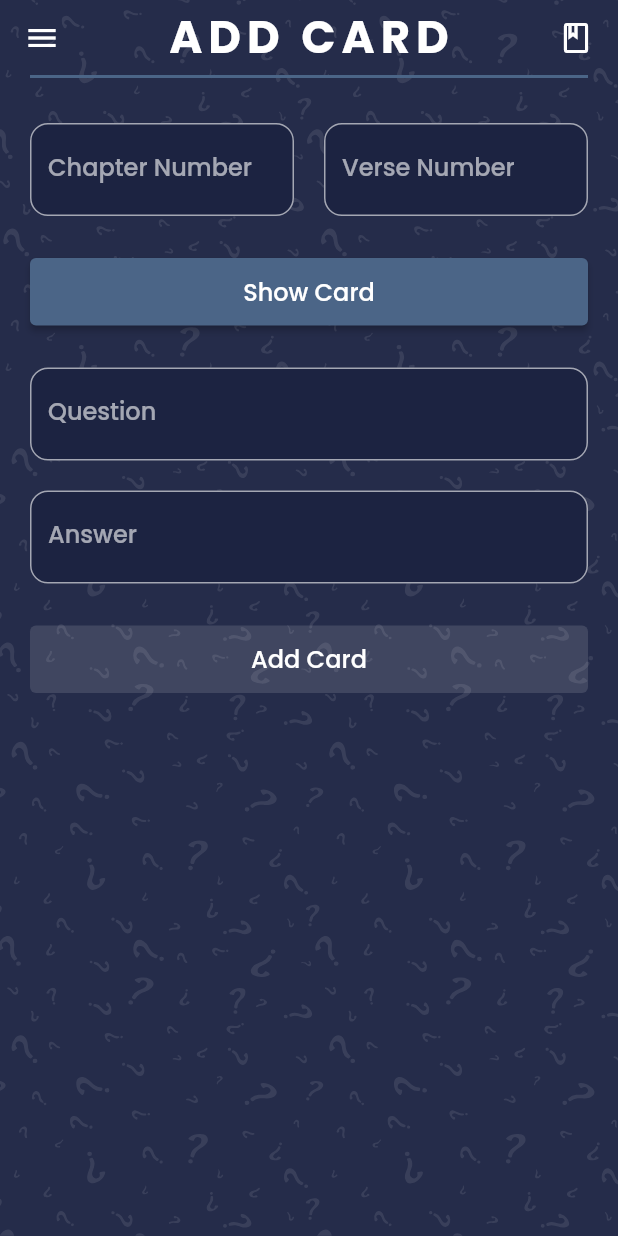
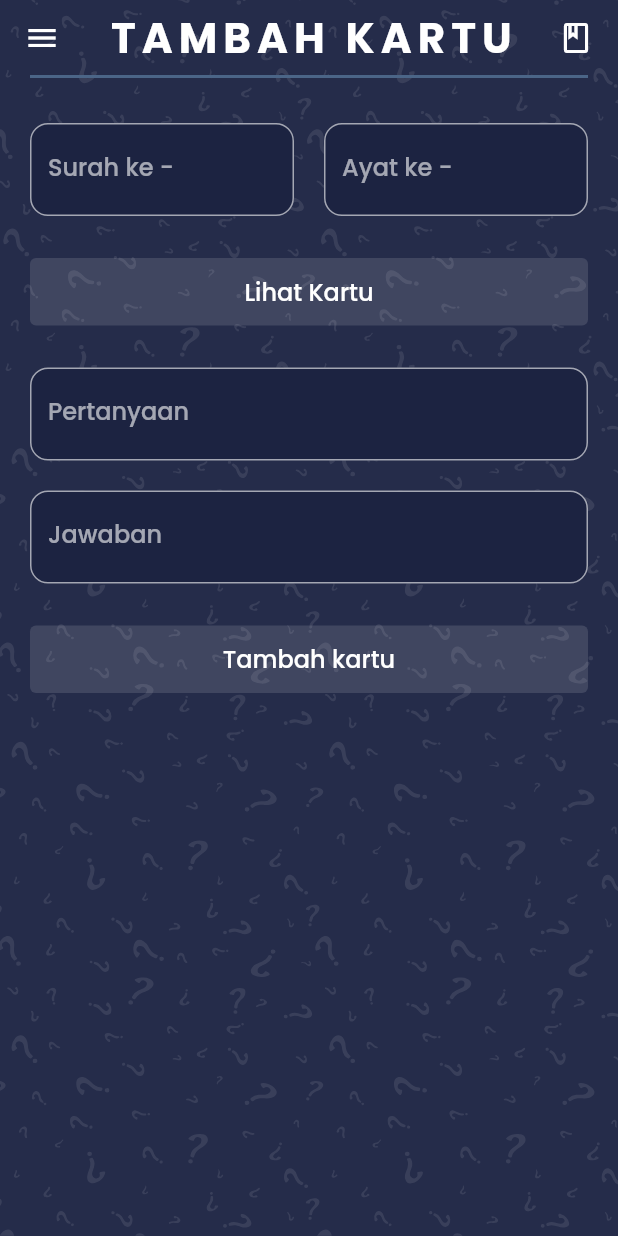
Before and after one commit to MahmudiZukri/flashcard, a Flutter app: the AddFlashcardPage screen opened directly, in the side drawer, after a tap on the "book" icon, on a phone screen of 412 x 824 dp. Run offline on Flutter 3.47's test engine with Material 2 defaults, Android fonts, the phone set to English and light mode, and no system bars; our stand-ins replace bloc, cloud_firestore, easy_localization, email_validator, equatable, firebase_auth and 5 more; accounts and stored records are empty; statements that could not run were skipped.

Commit message:
make the apps into multi languages

```diff
--- a/lib/bloc/page_bloc.dart
+++ b/lib/bloc/page_bloc.dart
@@ -6,7 +6,7 @@ part 'page_state.dart';
 
 class PageBloc extends Bloc<PageEvent, PageState> {
   PageBloc() : super(PageInitial()) {
-    on<GotoSplashPage>((event, emit) => emit(OnSplashPage()));
+    on<GotoLandingPage>((event, emit) => emit(OnLandingPage()));
     on<GotoSignUpPage>((event, emit) => emit(OnSignUpPage()));
     on<GotoSignInPage>((event, emit) => emit(OnSignInPage()));
     on<GotoHomePage>((event, emit) => emit(OnHomePage()));
--- a/lib/bloc/page_event.dart
+++ b/lib/bloc/page_event.dart
@@ -7,7 +7,7 @@ abstract class PageEvent extends Equatable {
   List<Object> get props => [];
 }
 
-class GotoSplashPage extends PageEvent {}
+class GotoLandingPage extends PageEvent {}
 
 class GotoSignUpPage extends PageEvent {}
 
--- a/lib/bloc/page_state.dart
+++ b/lib/bloc/page_state.dart
@@ -9,7 +9,7 @@ abstract class PageState extends Equatable {
 
 class PageInitial extends PageState {}
 
-class OnSplashPage extends PageState {}
+class OnLandingPage extends PageState {}
 
 class OnSignUpPage extends PageState {}
 
--- a/lib/ui/pages/add_flashcard_page.dart
+++ b/lib/ui/pages/add_flashcard_page.dart
@@ -23,7 +23,7 @@ class _AddFlashcardPageState extends State<AddFlashcardPage> {
     return Scaffold(
       extendBodyBehindAppBar: true,
       appBar: PreferredSize(
-          child: CustomBar(title: 'ADD CARD', actions: [
+          child: CustomBar(title: 'addCardTitle'.tr(), actions: [
             IconButton(
                 icon: Icon(Icons.book_outlined),
                 color: Colors.white,
@@ -54,11 +54,12 @@ class _AddFlashcardPageState extends State<AddFlashcardPage> {
                           child: Column(
                         crossAxisAlignment: CrossAxisAlignment.start,
                         children: [
-                          Text('User Name :',
-                              style: whiteTextFont.copyWith(fontSize: 16)),
+                          Text('userName',
+                                  style: whiteTextFont.copyWith(fontSize: 16))
+                              .tr(),
                           SizedBox(height: 10),
                           Flexible(
-                            child: Text(user?.name ?? 'No Name',
+                            child: Text(user?.name ?? 'noName'.tr(),
                                 maxLines: 2,
                                 style: whiteTextFont.copyWith(
                                     fontSize: 20, fontWeight: FontWeight.bold)),
@@ -75,14 +76,14 @@ class _AddFlashcardPageState extends State<AddFlashcardPage> {
                                     .add(GotoHomePage());
                               },
                               icon: Icons.home_outlined,
-                              text: 'Home'),
+                              text: 'home'.tr()),
                           CustomText(
                               onTap: () {
                                 BlocProvider.of<PageBloc>(context)
                                     .add(GotoStudyPage());
                               },
                               icon: Icons.book_outlined,
-                              text: 'Study'),
+                              text: 'study'.tr()),
                         ],
                       )),
                     ),
@@ -92,7 +93,7 @@ class _AddFlashcardPageState extends State<AddFlashcardPage> {
                           BlocProvider.of<UserBloc>(context).add(SignOut());
                         },
                         icon: Icons.logout,
-                        text: 'Sign Out')
+                        text: 'signOut'.tr())
                   ],
                 ),
               ),
@@ -126,10 +127,13 @@ class _AddFlashcardPageState extends State<AddFlashcardPage> {
                           controller: _chapterNumberController,
                           style: whiteTextFont,
                           keyboardType: TextInputType.number,
+                          onChanged: (text) {
+                            setState(() {});
+                          },
                           decoration: InputDecoration(
                               filled: true,
                               fillColor: accentColor,
-                              labelText: "Chapter Number",
+                              labelText: "chapterNumber".tr(),
                               border: OutlineInputBorder(
                                   borderRadius: BorderRadius.circular(12.0))),
                         ),
@@ -143,10 +147,13 @@ class _AddFlashcardPageState extends State<AddFlashcardPage> {
                           controller: _verseNumberController,
                           style: whiteTextFont,
                           keyboardType: TextInputType.number,
+                          onChanged: (text) {
+                            setState(() {});
+                          },
                           decoration: InputDecoration(
                               filled: true,
                               fillColor: accentColor,
-                              labelText: "Verse Number",
+                              labelText: "verseNumber".tr(),
                               border: OutlineInputBorder(
                                   borderRadius: BorderRadius.circular(12.0))),
                         ),
@@ -164,10 +171,14 @@ class _AddFlashcardPageState extends State<AddFlashcardPage> {
                       style: ElevatedButton.styleFrom(
                         primary: primaryColor,
                       ),
-                      onPressed: () async {
+                      onPressed: (_chapterNumberController.text.trim() != '' &&
+                              _verseNumberController.text.trim() != '')
+                          ? () async {
                               verse = await VerseServices.getVerse(
-                            int.parse(_chapterNumberController.text.trim()),
-                            int.parse(_verseNumberController.text.trim()));
+                                  int.parse(
+                                      _chapterNumberController.text.trim()),
+                                  int.parse(
+                                      _verseNumberController.text.trim()));
 
                               if (verse?.chapterNumber != 0 ||
                                   verse?.verseNumber != 0 ||
@@ -178,19 +189,26 @@ class _AddFlashcardPageState extends State<AddFlashcardPage> {
                               }
                               if (verseExist) {
                                 _questionController.text =
-                              'What is the content of Surah ${verse!.chapterName} [ ${verse!.chapterNumber} : ${verse!.verseNumber} ]  ?';
+                                    // 'What is the content of Surah ${verse!.chapterName} [ ${verse!.chapterNumber} : ${verse!.verseNumber} ]  ?';
+                                    'questionFlashcard'.tr(namedArgs: {
+                                  'chapterName': verse!.chapterName,
+                                  'chapterNumber':
+                                      verse!.chapterNumber.toString(),
+                                  'verseNumber': verse!.verseNumber.toString()
+                                });
                                 _answerController.text = verse!.verseText;
                               } else {
-                          _questionController.text = 'Not found';
-                          _answerController.text = 'Not found';
+                                _questionController.text = 'notFound'.tr();
+                                _answerController.text = 'notFound'.tr();
                               }
 
                               setState(() {});
-                      },
+                            }
+                          : null,
                       child: Text(
-                        "Show Card",
+                        "showCard",
                         style: whiteTextFont.copyWith(fontSize: 16),
-                      ),
+                      ).tr(),
                     ),
                   ),
                   SizedBox(height: 28.0),
@@ -202,7 +220,7 @@ class _AddFlashcardPageState extends State<AddFlashcardPage> {
                     decoration: InputDecoration(
                         filled: true,
                         fillColor: accentColor,
-                        labelText: "Question",
+                        labelText: "question".tr(),
                         border: OutlineInputBorder(
                             borderRadius: BorderRadius.circular(12.0))),
                   ),
@@ -219,7 +237,7 @@ class _AddFlashcardPageState extends State<AddFlashcardPage> {
                     decoration: InputDecoration(
                         filled: true,
                         fillColor: accentColor,
-                        labelText: "Answer",
+                        labelText: "answer".tr(),
                         border: OutlineInputBorder(
                             borderRadius: BorderRadius.circular(12.0))),
                   ),
@@ -259,10 +277,10 @@ class _AddFlashcardPageState extends State<AddFlashcardPage> {
                                         Icon(Icons.check_box,
                                             color: whiteColor),
                                         SizedBox(width: 8),
-                                        Text('Flashcard added successfully!',
+                                        Text('successAdded',
                                             style: whiteTextFont.copyWith(
                                               fontSize: 14,
-                                            ))
+                                            )).tr()
                                       ],
                                     ));
 
@@ -272,9 +290,9 @@ class _AddFlashcardPageState extends State<AddFlashcardPage> {
                               }
                             : null,
                         child: Text(
-                          "Add Card",
+                          "addCard",
                           style: whiteTextFont.copyWith(fontSize: 16),
-                        ),
+                        ).tr(),
                       ),
                     );
                   }),
--- a/lib/ui/pages/pages.dart
+++ b/lib/ui/pages/pages.dart
@@ -1,5 +1,9 @@
+// ignore_for_file: implementation_imports
+
 import 'dart:async';
 
+import 'package:easy_localization/src/public_ext.dart';
+import 'package:easy_localization/src/easy_localization_app.dart';
 import 'package:flashcard/bloc/bloc.dart';
 import 'package:flashcard/models/models.dart';
 import 'package:flashcard/services/services.dart';
@@ -17,7 +21,7 @@ import 'package:email_validator/email_validator.dart';
 
 part 'wrapper.dart';
 part 'loading_page.dart';
-part 'splash_page.dart';
+part 'landing_page.dart';
 part 'sign_up_page.dart';
 part 'sign_in_page.dart';
 part 'home_page.dart';
--- a/lib/ui/widgets/custom_appbar.dart
+++ b/lib/ui/widgets/custom_appbar.dart
@@ -14,7 +14,7 @@ class CustomBar extends StatelessWidget {
       centerTitle: true,
       title: Text(title,
           style: whiteTextFont.copyWith(
-              fontSize: 30.0, fontWeight: FontWeight.bold, letterSpacing: 4.0)),
+              fontSize: 28.0, fontWeight: FontWeight.bold, letterSpacing: 4.0)),
       foregroundColor: whiteColor,
       backgroundColor: Colors.transparent,
     );
--- a/lib/ui/widgets/custom_container.dart
+++ b/lib/ui/widgets/custom_container.dart
@@ -12,7 +12,7 @@ class CustomContainer extends StatelessWidget {
     return Container(
       width: double.infinity,
       height: double.infinity,
-      padding: EdgeInsets.all(18.0),
+      padding: EdgeInsets.all(21.2),
       decoration: BoxDecoration(
           color: color, borderRadius: BorderRadius.circular(10.0)),
       child: child,
--- a/pubspec.yaml
+++ b/pubspec.yaml
@@ -29,6 +29,7 @@ environment:
 dependencies:
   cloud_firestore: ^3.1.0
   cupertino_icons: ^1.0.2
+  easy_localization: ^3.0.0
   email_validator: ^2.0.1
   equatable: ^2.0.3
   firebase_analytics: ^8.3.4
@@ -60,6 +61,7 @@ flutter:
   # To add assets to your application, add an assets section, like this:
   assets:
     - assets/
+    - assets/translations/
   # An image asset can refer to one or more resolution-specific "variants", see
   # https://flutter.dev/assets-and-images/#resolution-aware.
   # For details regarding adding assets from package dependencies, see
```
Also changed, not shown: assets/translations/en-US.json (added, +45 -0 lines), assets/translations/id.json (added, +45 -0 lines), lib/main.dart (+13 -1 lines), lib/ui/pages/home_page.dart (+6 -6 lines), lib/ui/pages/landing_page.dart (renamed from lib/ui/pages/splash_page.dart, +41 -12 lines), lib/ui/pages/sign_in_page.dart (+18 -16 lines), lib/ui/pages/sign_up_page.dart (+25 -26 lines), lib/ui/pages/study_page.dart (+24 -21 lines), lib/ui/pages/wrapper.dart (+4 -4 lines), pubspec.lock. Lines whose indentation alone changed are shown as unchanged.
